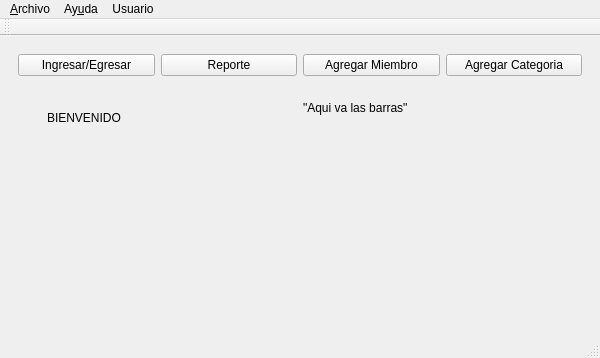
Old version of the form pantalla_principal.ui in the repository AlexeiM2/hvgj.
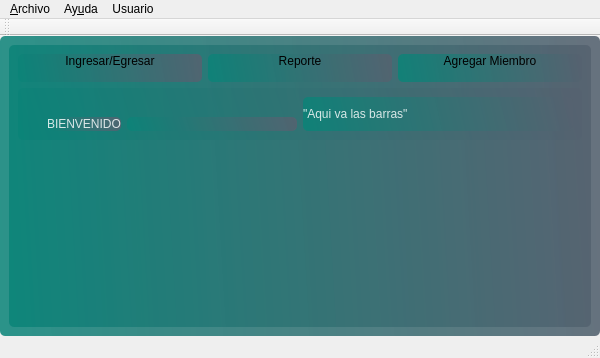
New version of the form. Icons and pictures are not drawn.

The edit to the form file:
```diff
--- a/pantalla_principal.ui
+++ b/pantalla_principal.ui
@@ -24,6 +24,11 @@
     <normaloff>:/img/icons/icon.ico</normaloff>:/img/icons/icon.ico</iconset>
   </property>
   <widget class="QWidget" name="centralwidget">
+   <property name="styleSheet">
+    <string notr="true">background-color: qlineargradient(spread:pad, x1:0, y1:0.505682, x2:1, y2:0.477, stop:0 rgba(11, 131, 120, 219), stop:1 rgba(85, 98, 112, 226));
+	color:rgba(255, 255, 255, 210);
+	border-radius:5px;</string>
+   </property>
    <layout class="QHBoxLayout" name="horizontalLayout_2">
     <item>
      <widget class="QWidget" name="widget" native="true">
@@ -54,22 +59,24 @@
          <item>
           <widget class="QPushButton" name="pushButton">
            <property name="styleSheet">
-            <string notr="true">background-image: url(:/img/bg/ac.webp);
+            <string notr="true">color: rgb(0, 0, 0);background-image: url(:/img/bg/ac.webp);
 border-color: rgb(0, 0, 0);</string>
            </property>
            <property name="text">
-            <string>Ingresar/Egresar</string>
+            <string>Ingresar/Egresar
+</string>
            </property>
           </widget>
          </item>
          <item>
           <widget class="QPushButton" name="pushButton_2">
            <property name="styleSheet">
-            <string notr="true">background-image: url(:/img/bg/ac.webp);
+            <string notr="true">color: rgb(0, 0, 0);background-image: url(:/img/bg/ac.webp);
 border-color: rgb(0, 0, 0);</string>
            </property>
            <property name="text">
-            <string>Reporte</string>
+            <string>Reporte
+</string>
            </property>
           </widget>
          </item>
@@ -77,21 +84,12 @@
           <widget class="QPushButton" name="pushButton_3">
            <property name="styleSheet">
             <string notr="true">background-image: url(:/img/bg/ac.webp);
-border-color: rgb(0, 0, 0);</string>
+border-color: rgb(0, 0, 0);
+color: rgb(0, 0, 0);</string>
            </property>
            <property name="text">
-            <string>Agregar Miembro</string>
-           </property>
-          </widget>
-         </item>
-         <item>
-          <widget class="QPushButton" name="pushButton_4">
-           <property name="styleSheet">
-            <string notr="true">background-image: url(:/img/bg/ac.webp);
-border-color: rgb(0, 0, 0);</string>
-           </property>
-           <property name="text">
-            <string>Agregar Categoria</string>
+            <string>Agregar Miembro
+</string>
            </property>
           </widget>
          </item>
@@ -162,7 +160,7 @@
      <x>0</x>
      <y>0</y>
      <width>600</width>
-     <height>22</height>
+     <height>21</height>
     </rect>
    </property>
    <widget class="QMenu" name="menuArchivo">
```
